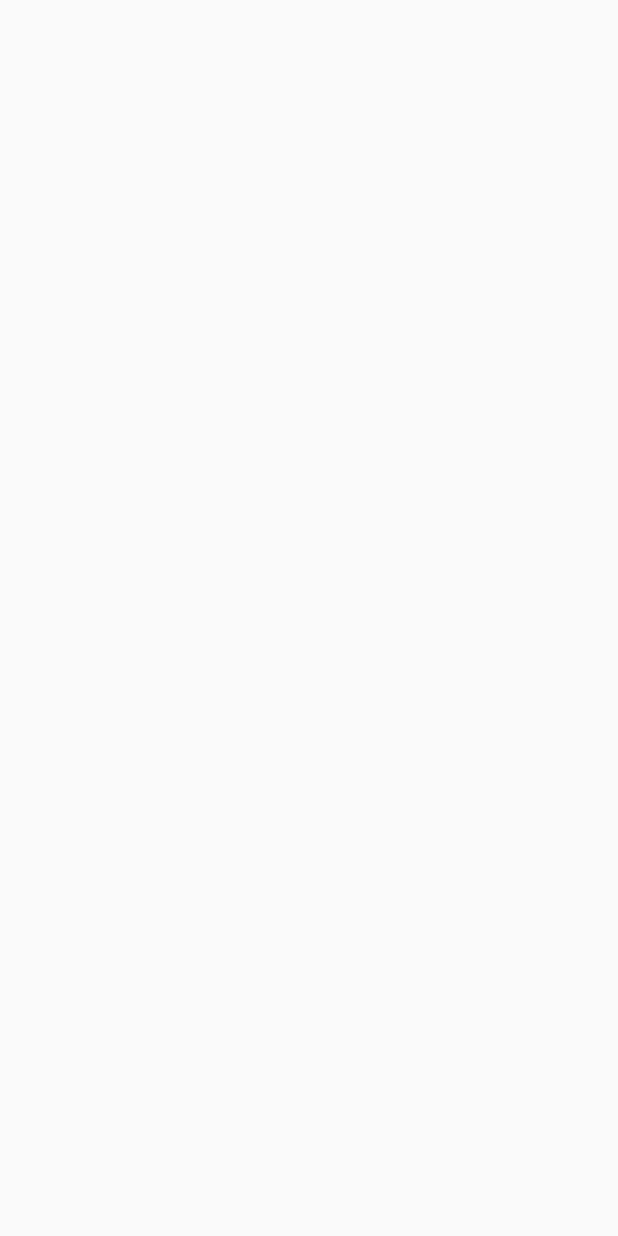
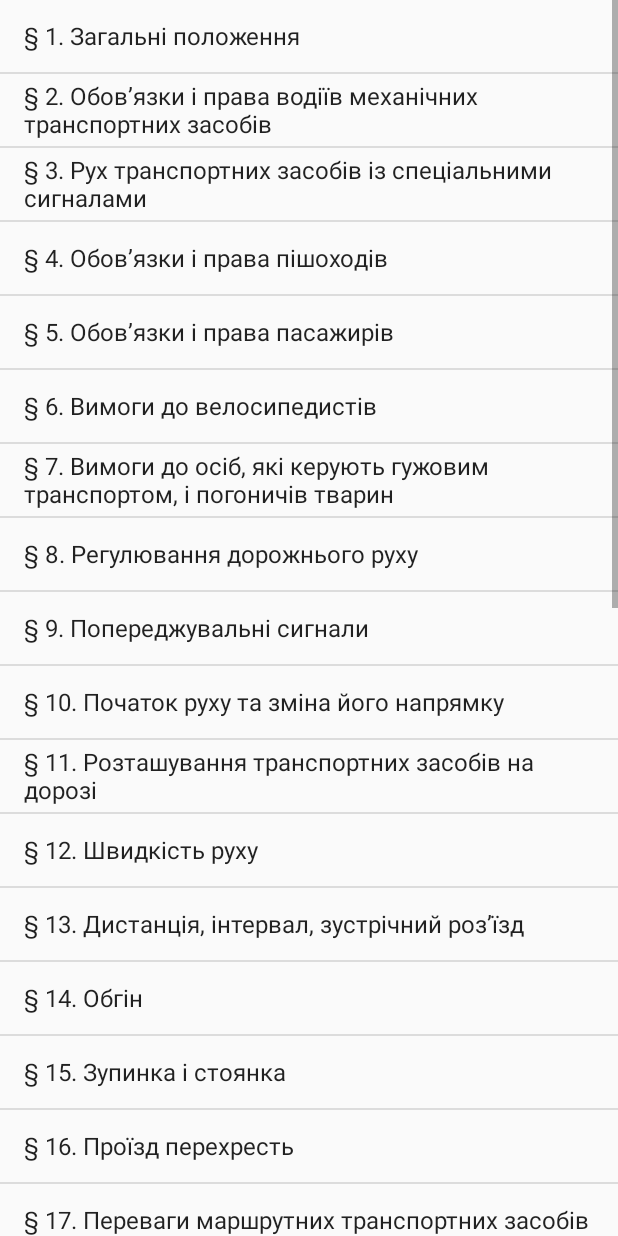
Before and after one commit to victorsolonets/PddProject, an Android app: the MainMenuActivity screen opened directly, with no data from a screen before it, on a phone screen of 412 x 824 dp. Before the commit the screen is empty. Run offline under Robolectric (Android 15) with nearby library versions, the phone set to English and light mode, and no system bars.

Commit message:
Create ListActivity

```diff
--- a/app/src/main/java/com/example/marcusedition/pddproject/mainMenu/MainMenuActivity.java
+++ b/app/src/main/java/com/example/marcusedition/pddproject/mainMenu/MainMenuActivity.java
@@ -1,17 +1,66 @@
 package com.example.marcusedition.pddproject.mainMenu;
 
-import android.app.Activity;
+import android.app.ListActivity;
 import android.os.Bundle;
+import android.widget.ArrayAdapter;
 
-import com.example.marcusedition.pddproject.R;
+import java.util.Arrays;
+import java.util.List;
 
 /**
  * Created by victor on 22.09.15.
  */
-public class MainMenuActivity extends Activity {
+public class MainMenuActivity extends ListActivity {
 
-    protected void onCreate(Bundle bundle){
-        super.onCreate(bundle);
-        setContentView(R.layout.main_menu);
+            String[] str = {
+    "§ 1. Загальні положення",
+    "§ 2. Обов’язки і права водіїв механічних транспортних засобів",
+    "§ 3. Рух транспортних засобів із спеціальними сигналами",
+    "§ 4. Обов’язки і права пішоходів",
+    "§ 5. Обов’язки і права пасажирів",
+    "§ 6. Вимоги до велосипедистів",
+    "§ 7. Вимоги до осіб, які керують гужовим транспортом, і погоничів тварин",
+    "§ 8. Регулювання дорожнього руху",
+    "§ 9. Попереджувальні сигнали",
+    "§ 10. Початок руху та зміна його напрямку",
+    "§ 11. Розташування транспортних засобів на дорозі",
+    "§ 12. Швидкість руху",
+    "§ 13. Дистанція, інтервал, зустрічний роз’їзд",
+    "§ 14. Обгін",
+    "§ 15. Зупинка і стоянка",
+    "§ 16. Проїзд перехресть",
+    "§ 17. Переваги маршрутних транспортних засобів",
+    "§ 18. Проїзд пішохідних переходів і зупинок транспортних засобів",
+    "§ 19. Kористування зовнішніми світловими приладами",
+    "§ 20. Рух через залізничні переїзди",
+    "§ 21. Перевезення пасажирів",
+    "§ 22. Перевезення вантажу",
+    "§ 23. Буксирування та експлуатація транспортних составів",
+    "§ 24. Навчальна їзда",
+    "§ 25. Рух транспортних засобів у колонах",
+    "§ 26. Рух у житловій та пішохідній зоні",
+    "§ 27. Рух по автомагістралях і дорогах для автомобілів",
+    "§ 28. Рух по гірських дорогах і на крутих спусках",
+    "§ 29. Міжнародний рух",
+    "§ 30. Номерні, розпізнавальні знаки, написи і позначення",
+    "§ 31. Технічний стан транспортних засобів та їх обладнання",
+    "§ 32. Питання, що потребують узгодження з ДАІ",
+    "§ 33. Дорожні знаки",
+    "§ 34. Дорожня розмітка"};
+
+
+    List<String> charts = Arrays.asList(str);
+
+    private ArrayAdapter mAdapter = null;
+
+    @Override
+    public void onCreate(Bundle savedInstanceState) {
+        super.onCreate(savedInstanceState);
+
+        mAdapter = new ArrayAdapter<>(this,
+                android.R.layout.simple_list_item_1, charts);
+
+        setListAdapter(mAdapter);
+        this.startActivity(this.getIntent());
     }
 }
--- a/app/src/main/res/layout/main_menu.xml
+++ /dev/null
@@ -1,22 +0,0 @@
-<?xml version="1.0" encoding="utf-8"?>
-<RelativeLayout xmlns:android="http://schemas.android.com/apk/res/android"
-    xmlns:tools="http://schemas.android.com/tools"
-    android:orientation="vertical" android:layout_width="match_parent"
-    android:layout_height="match_parent"
-    android:contextClickable="true"
-    android:id="@+id/menu_screen">
-
-    <TextView
-        android:visibility="invisible"
-        android:layout_width="wrap_content"
-        android:layout_height="wrap_content"
-        android:textAppearance="?android:attr/textAppearanceLarge"
-        android:text="@string/title2"
-        android:textSize="@dimen/big_text"
-        android:textColor="@color/white"
-        android:textStyle="bold"
-        android:gravity="center"
-        android:id="@+id/textMenu"
-        android:layout_gravity="center_horizontal" />
-
-</RelativeLayout>
--- a/app/src/main/res/menu/menu_main.xml
+++ b/app/src/main/res/menu/menu_main.xml
@@ -2,5 +2,5 @@
     xmlns:app="http://schemas.android.com/apk/res-auto"
     xmlns:tools="http://schemas.android.com/tools" tools:context=".MainActivity">
     <item android:id="@+id/action_settings" android:title="@string/action_settings"
-        android:orderInCategory="100" app:showAsAction="never" />
+        android:orderInCategory="100" app:showAsAction="never"/>
 </menu>
--- a/app/src/main/res/values/strings.xml
+++ b/app/src/main/res/values/strings.xml
@@ -4,4 +4,5 @@
     <string name="action_settings">Налаштування</string>
     <string name="title">Головне меню</string>
     <string name="title2">Меню вибору режиму</string>
+    <string name="settings_text">Налаштування змінене</string>
 </resources>
```
Also changed, not shown: app/src/main/AndroidManifest.xml (+8 -0 lines), app/src/main/java/com/example/marcusedition/pddproject/MainActivity.java (+58 -77 lines), app/src/main/java/com/example/marcusedition/pddproject/mainMenu/ChooserActivity.java (added, +18 -0 lines).
